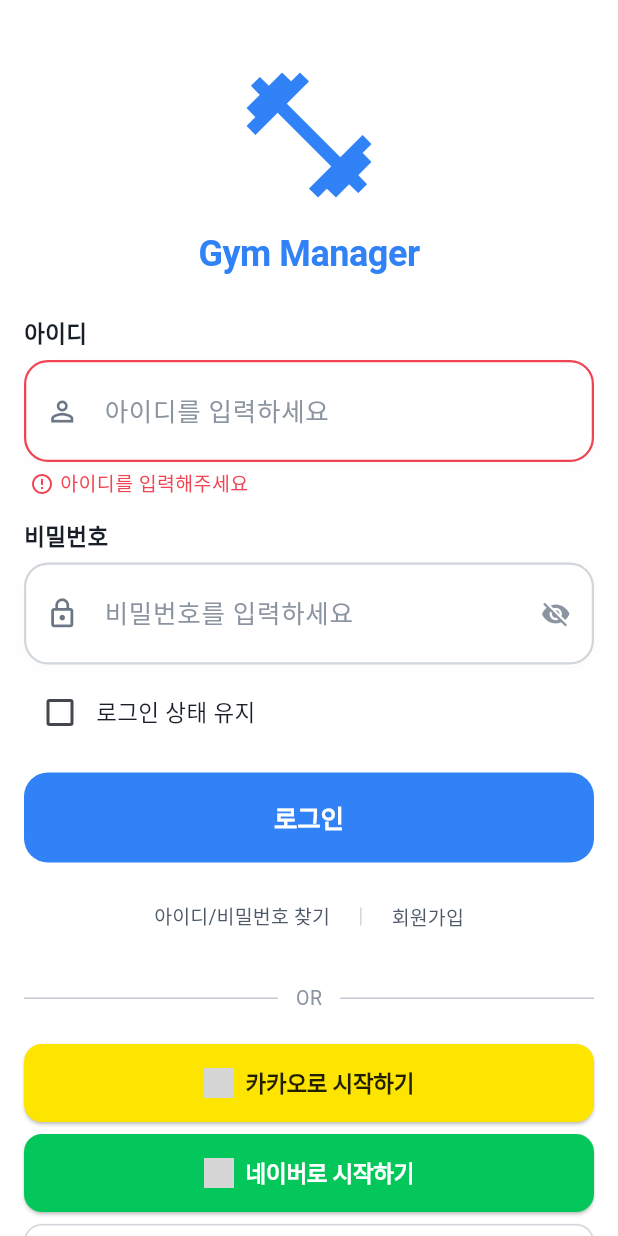
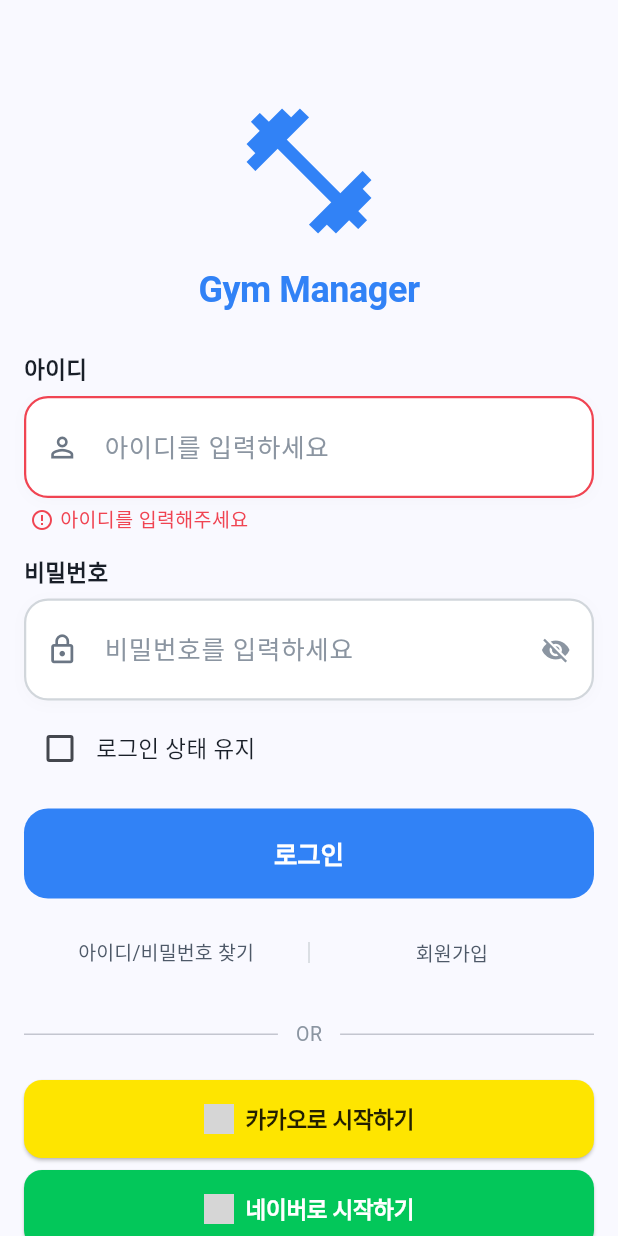
Before and after one commit to gym-menagement/app, a Flutter app: the screen it shows after launch, after a tap on "로그인", on a phone screen of 412 x 824 dp. Run offline on Flutter 3.47's test engine with Material 3 defaults, Android fonts, the phone set to English and light mode, and no system bars; our stand-ins replace qr_flutter, shared_preferences, table_calendar; accounts and stored records are empty; Roboto replaces fonts that are missing (Pretendard); grey boxes are pictures that could not be loaded.

Commit message:
refactor: LoginScreen SafeArea 제거 및 UI 개선
- GymLayout 대신 Scaffold + SingleChildScrollView 사용
- SafeArea 제거하여 전체 화면 활용
- TextField에 textAlign: TextAlign.center 적용
- 링크 구분선을 화면 중앙에 정확히 배치:
  * Expanded로 양쪽 버튼 동일 너비 설정
  * 왼쪽 텍스트 우측 정렬, 오른쪽 텍스트 좌측 정렬
  * 구분선이 정중앙에 위치하도록 구조 개선
- 상단 여백을 massive로 증가하여 시각적 균형 개선
- 불필요한 import 제거 (gym_layout.dart)

🤖 Generated with [Claude Code](https://claude.com/claude-code)

Co-Authored-By: Claude Sonnet 4.5 <noreply@anthropic.com>

```diff
--- a/lib/screens/login_screen.dart
+++ b/lib/screens/login_screen.dart
@@ -1,6 +1,5 @@
 import 'package:flutter/material.dart';
 import 'package:provider/provider.dart';
-import '../components/gym_layout.dart';
 import '../components/gym_textfield.dart';
 import '../components/gym_button.dart';
 import '../components/social_login_button.dart';
@@ -75,10 +74,7 @@ class _LoginScreenState extends State<LoginScreen> {
         // 로그인 성공 - 홈 화면으로 이동
         Navigator.of(context).pushReplacementNamed('/home');
 
-        GymSnackbar.showSuccess(
-          context: context,
-          message: '로그인 성공!',
-        );
+        GymSnackbar.showSuccess(context: context, message: '로그인 성공!');
       } else {
         // 로그인 실패 - 에러 메시지 표시
         setState(() {
@@ -102,24 +98,23 @@ class _LoginScreenState extends State<LoginScreen> {
 
   Future<void> _handleSocialLogin(SocialProvider provider) async {
     // TODO: Implement social login
-    ScaffoldMessenger.of(context).showSnackBar(
-      SnackBar(content: Text('${provider.name} 로그인 구현 예정')),
-    );
+    ScaffoldMessenger.of(
+      context,
+    ).showSnackBar(SnackBar(content: Text('${provider.name} 로그인 구현 예정')));
   }
 
   @override
   Widget build(BuildContext context) {
-    return GymLayout(
-      showAppBar: false,
-      scrollable: true,
+    return Scaffold(
+      body: SingleChildScrollView(
         padding: const EdgeInsets.all(AppSpacing.lg),
-      body: Form(
+        child: Form(
           key: _formKey,
           child: Column(
             mainAxisAlignment: MainAxisAlignment.center,
             crossAxisAlignment: CrossAxisAlignment.stretch,
             children: [
-            const SizedBox(height: AppSpacing.xxl),
+              const SizedBox(height: AppSpacing.massive),
 
               // Logo/Brand
               const Icon(
@@ -145,6 +140,7 @@ class _LoginScreenState extends State<LoginScreen> {
                 errorText: _idError,
                 enabled: !_isLoading,
                 textInputAction: TextInputAction.next,
+                textAlign: TextAlign.center,
                 onSubmitted: (_) => FocusScope.of(context).nextFocus(),
               ),
 
@@ -159,6 +155,7 @@ class _LoginScreenState extends State<LoginScreen> {
                 errorText: _passwordError,
                 enabled: !_isLoading,
                 textInputAction: TextInputAction.done,
+                textAlign: TextAlign.center,
                 onSubmitted: (_) => _handleLogin(),
               ),
 
@@ -169,17 +166,17 @@ class _LoginScreenState extends State<LoginScreen> {
                 children: [
                   Checkbox(
                     value: _rememberMe,
-                  onChanged: _isLoading ? null : (value) {
+                    onChanged:
+                        _isLoading
+                            ? null
+                            : (value) {
                               setState(() {
                                 _rememberMe = value ?? false;
                               });
                             },
                     activeColor: AppColors.primary,
                   ),
-                Text(
-                  '로그인 상태 유지',
-                  style: AppTextStyles.bodyMedium,
-                ),
+                  Text('로그인 상태 유지', style: AppTextStyles.bodyMedium),
                 ],
               ),
 
@@ -199,28 +196,35 @@ class _LoginScreenState extends State<LoginScreen> {
               Row(
                 mainAxisAlignment: MainAxisAlignment.center,
                 children: [
-                TextButton(
-                  onPressed: _isLoading ? null : () {
+                  Expanded(
+                    child: TextButton(
+                      onPressed:
+                          _isLoading
+                              ? null
+                              : () {
                                 Navigator.pushNamed(context, '/find_id_pw');
                               },
                       child: Text(
                         '아이디/비밀번호 찾기',
                         style: AppTextStyles.bodySmall,
+                        textAlign: TextAlign.right,
                       ),
                     ),
-                Container(
-                  height: 12,
-                  width: 1,
-                  color: AppColors.grey300,
-                  margin: const EdgeInsets.symmetric(horizontal: AppSpacing.sm),
                   ),
-                TextButton(
-                  onPressed: _isLoading ? null : () {
+                  Container(height: 14, width: 1, color: AppColors.grey300),
+                  Expanded(
+                    child: TextButton(
+                      onPressed:
+                          _isLoading
+                              ? null
+                              : () {
                                 Navigator.pushNamed(context, '/signup');
                               },
                       child: Text(
                         '회원가입',
                         style: AppTextStyles.bodySmall,
+                        textAlign: TextAlign.left,
+                      ),
                     ),
                   ),
                 ],
@@ -233,7 +237,9 @@ class _LoginScreenState extends State<LoginScreen> {
                 children: [
                   const Expanded(child: Divider()),
                   Padding(
-                  padding: const EdgeInsets.symmetric(horizontal: AppSpacing.md),
+                    padding: const EdgeInsets.symmetric(
+                      horizontal: AppSpacing.md,
+                    ),
                     child: Text(
                       'OR',
                       style: AppTextStyles.bodySmall.copyWith(
@@ -278,6 +284,7 @@ class _LoginScreenState extends State<LoginScreen> {
             ],
           ),
         ),
+      ),
     );
   }
 }
```
Lines whose indentation alone changed are shown as unchanged.
